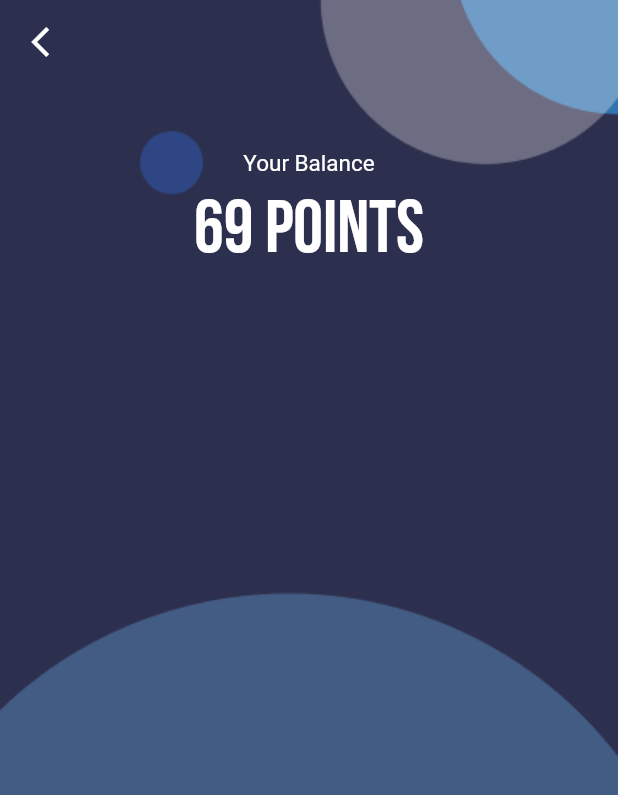
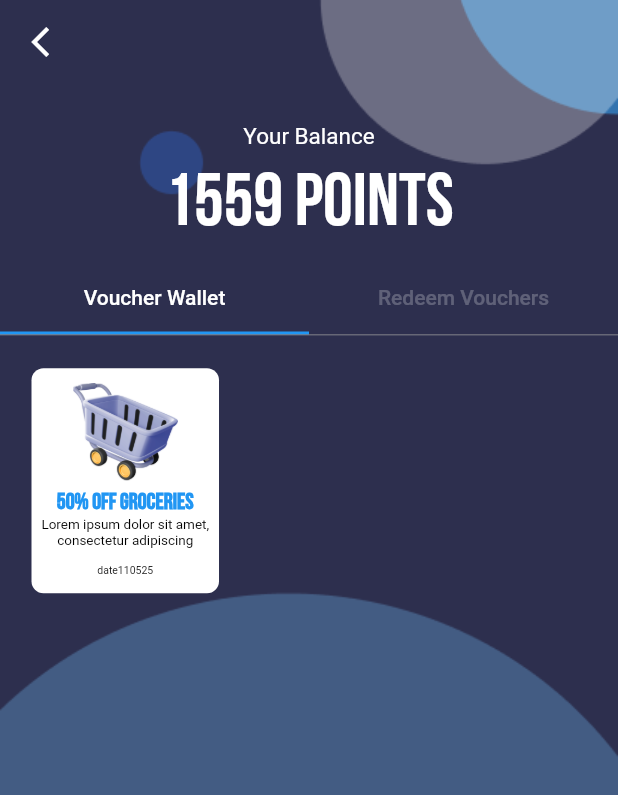
Before and after one commit to bocyej/innotrash, a Flutter app: the RewardsPage screen opened directly, on a phone screen of 412 x 824 dp. Shown: the top 795 px of the screen. Run offline on Flutter 3.47's test engine with Material 2 defaults, Android fonts, the phone set to English and light mode, and no system bars; our stand-ins replace google_fonts.

Commit message:
added rewards tab and vouchers

```diff
--- a/lib/pages/rewards.dart
+++ b/lib/pages/rewards.dart
@@ -1,8 +1,13 @@
 import 'package:flutter/material.dart';
-
 import 'package:google_fonts/google_fonts.dart';
 
 import '../layouts/rewardsappbar.dart';
+import '../layouts/vouchersone.dart';
+import '../layouts/voucherstwo.dart';
+import '../layouts/redeemone.dart';
+import '../layouts/redeemtwo.dart';
+import '../layouts/redeemthree.dart';
+import '../layouts/redeemfour.dart';
 
 class RewardsPage extends StatelessWidget {
   const RewardsPage({Key? key}) : super(key: key);
@@ -20,9 +25,9 @@ class RewardsPage extends StatelessWidget {
           ),
         ),
         child: Column(
-          children: const [
-            Padding(padding: EdgeInsets.only(top: 100)),
-            Center(
+          children: [
+            const Padding(padding: EdgeInsets.only(top: 82)),
+            const Center(
               child: Text(
                 'Your Balance',
                 style: TextStyle(
@@ -32,10 +37,10 @@ class RewardsPage extends StatelessWidget {
                 ),
               ),
             ),
-            Padding(padding: EdgeInsets.only(bottom: 5)),
-            Center(
+            const Padding(padding: EdgeInsets.only(bottom: 5)),
+            const Center(
               child: Text(
-                '69 POINTS',
+                '1559 POINTS',
                 style: TextStyle(
                   color: Colors.white,
                   fontSize: 50,
@@ -44,7 +49,84 @@ class RewardsPage extends StatelessWidget {
                 ),
               ),
             ),
-            Padding(padding: EdgeInsets.only(bottom: 10)),
+            const Padding(padding: EdgeInsets.only(bottom: 10)),
+            DefaultTabController(
+              length: 2, // length of tabs
+              initialIndex: 0,
+              child: Column(
+                children: <Widget>[
+                  Container(
+                    child: const TabBar(
+                      labelColor: Colors.white,
+                      unselectedLabelColor: Colors.white24,
+                      tabs: [
+                        Tab(text: 'Voucher Wallet'),
+                        Tab(text: 'Redeem Vouchers'),
+                      ],
+                    ),
+                  ),
+                  Container(
+                    height: 400,
+                    decoration: const BoxDecoration(
+                      border: Border(
+                        top: BorderSide(color: Colors.grey, width: 0.5),
+                      ),
+                    ),
+                    child: TabBarView(
+                      children: <Widget>[
+                        Container(
+                          child: Center(
+                            child: Column(
+                              children: [
+                                const Padding(
+                                  padding: EdgeInsets.only(top: 22),
+                                ),
+                                Row(
+                                  mainAxisAlignment: MainAxisAlignment.start,
+                                  children: const [
+                                    Padding(padding: EdgeInsets.only(left: 21)),
+                                    VouchersOne(),
+                                  ],
+                                ),
+                              ],
+                            ),
+                          ),
+                        ),
+                        Container(
+                          child: Center(
+                            child: Column(
+                              children: [
+                                const Padding(
+                                  padding: EdgeInsets.only(top: 22),
+                                ),
+                                Row(
+                                  mainAxisAlignment:
+                                      MainAxisAlignment.spaceEvenly,
+                                  children: const [
+                                    RedeemOne(),
+                                    RedeemTwo(),
+                                  ],
+                                ),
+                                const Padding(
+                                    padding: EdgeInsets.only(top: 20)),
+                                Row(
+                                  mainAxisAlignment:
+                                      MainAxisAlignment.spaceEvenly,
+                                  children: const [
+                                    RedeemThree(),
+                                    RedeemFour(),
+                                  ],
+                                ),
+                              ],
+                            ),
+                          ),
+                        ),
+                      ],
+                    ),
+                  ),
+                ],
+              ),
+            ),
           ],
         ),
       ),
```
